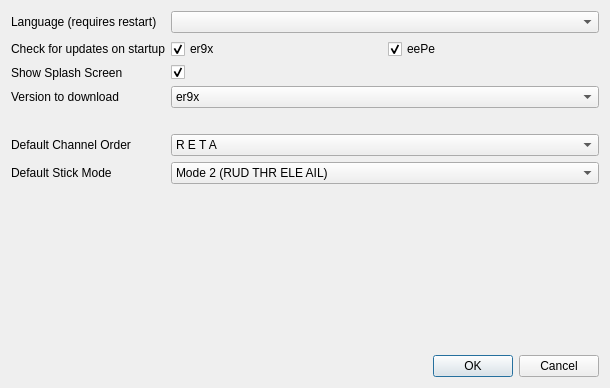
The window that src/preferencesdialog.ui (roberto1903/companion9x) describes before a commit, drawn with Qt 5.
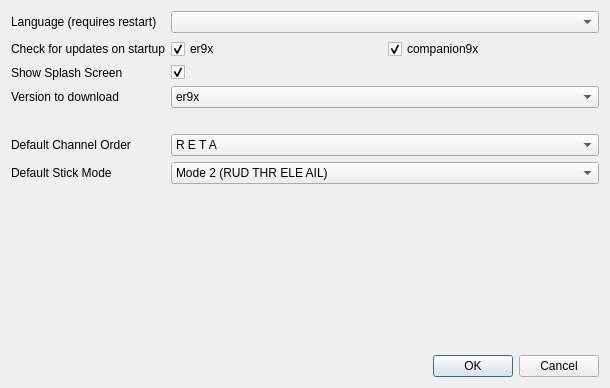
The same window after the commit. Icons and pictures are not drawn.

Commit message: eePe replaced by companion9x

```diff
--- a/src/preferencesdialog.ui
+++ b/src/preferencesdialog.ui
@@ -50,7 +50,7 @@
      <item row="0" column="1">
       <widget class="QCheckBox" name="startupCheck_eepe">
        <property name="text">
-        <string>eePe</string>
+        <string>companion9x</string>
        </property>
        <property name="checked">
         <bool>true</bool>
```
Left out of the diff: 6 changed lines with no effect on the pictures. The commit also changes 30 other files.
